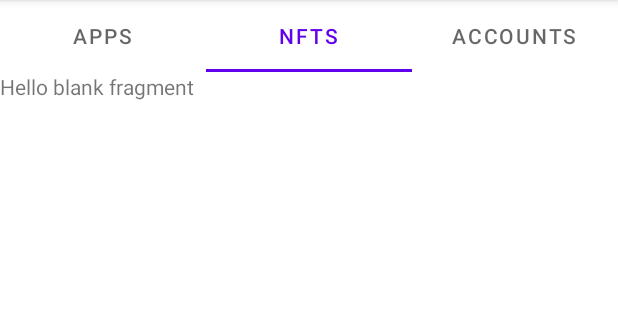
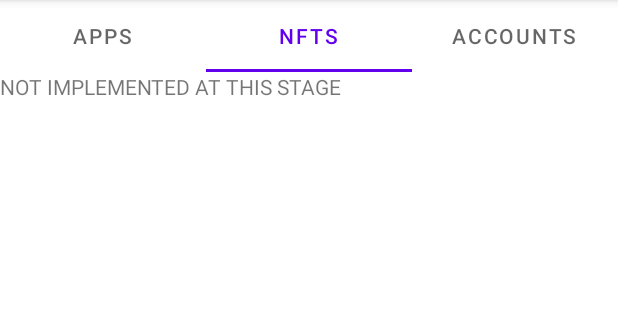
Before and after one commit to lushtechnology/ZPass, an Android app: the screen it shows after launch (MainActivity), tab 2 chosen, on a phone screen of 412 x 824 dp, the part 84-404 px from its top. Run offline under Robolectric (Android 15) with nearby library versions, the phone set to English and light mode, and no system bars; libraries missing offline, so code that uses them is left out: org.bouncycastle.util; 3 statements that could not run were skipped.

Commit message:
NFTs not implemented not

```diff
--- a/app/src/main/res/values/strings.xml
+++ b/app/src/main/res/values/strings.xml
@@ -1,7 +1,7 @@
 <resources>
     <string name="app_name">ZPass</string>
     <!-- TODO: Remove or change this placeholder text -->
-    <string name="hello_blank_fragment">Hello blank fragment</string>
+    <string name="hello_blank_fragment">NOT IMPLEMENTED AT THIS STAGE</string>
     <string name="title_activity_configure_wallet">ConfigureWalletActivity</string>
 
     <!-- Preference Titles -->
```
